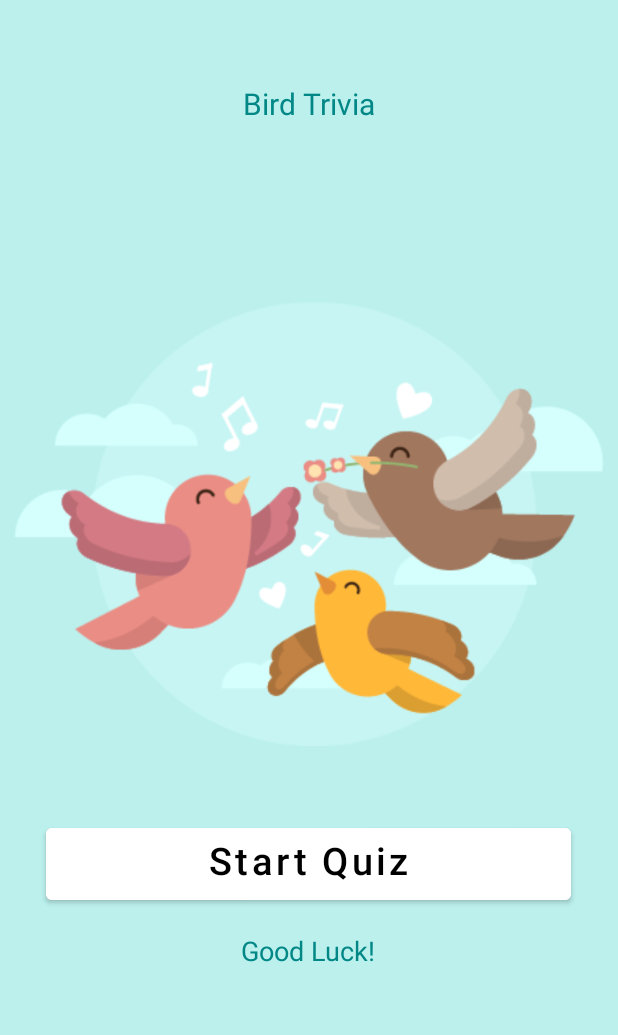
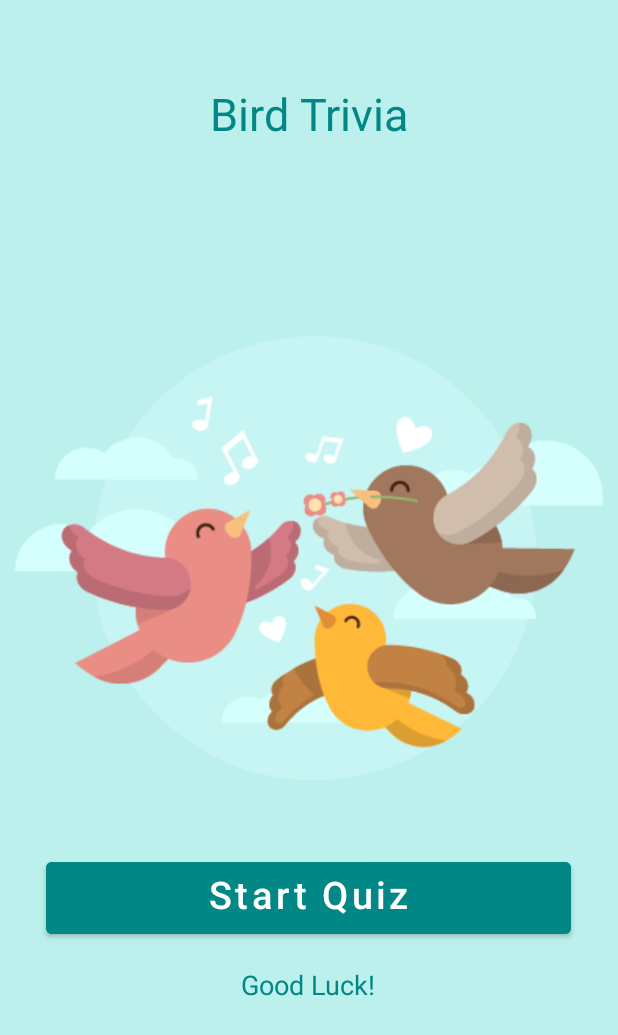
Before and after one commit to tishttash/IM2073-Mobile-App, an Android app: the screen it shows after launch (StartActivity), on a phone screen of 412 x 824 dp. Shown: the top 1035 px of the screen. Run offline under Robolectric (Android 15) with nearby library versions, the phone set to English and light mode, and no system bars.

Commit message:
edited bird

```diff
--- a/app/src/main/res/layout/activity_start.xml
+++ b/app/src/main/res/layout/activity_start.xml
@@ -11,14 +11,14 @@
     <TextView
         android:id="@+id/textQuestion"
         android:layout_width="230dp"
-        android:layout_height="wrap_content"
+        android:layout_height="50dp"
         android:layout_gravity="center"
         android:layout_marginTop="55dp"
         android:layout_marginBottom="20dp"
         android:text="Bird Trivia"
         android:textAlignment="center"
         android:textColor="@color/teal_700"
-        android:textSize="20sp" />
+        android:textSize="30sp" />
 
     <ImageView
         android:id="@+id/bigboss"
@@ -34,11 +34,11 @@
         android:layout_height="60dp"
         android:layout_gravity="center"
         android:layout_marginTop="40dp"
-        android:backgroundTint="@color/white"
+        android:backgroundTint="@color/teal_700"
         android:paddingBottom="10dp"
         android:text="Start Quiz"
         android:textAllCaps="false"
-        android:textColor="@color/black"
+        android:textColor="@color/white"
         android:textSize="25sp" />
 
     <TextView
```
